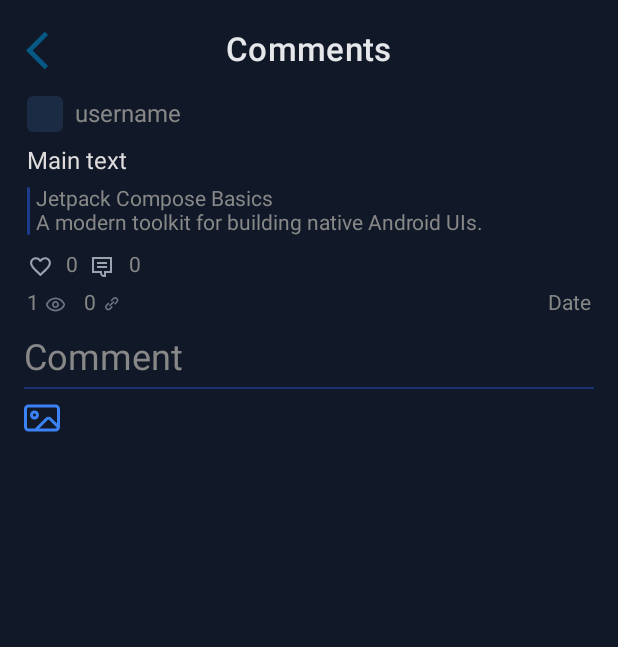
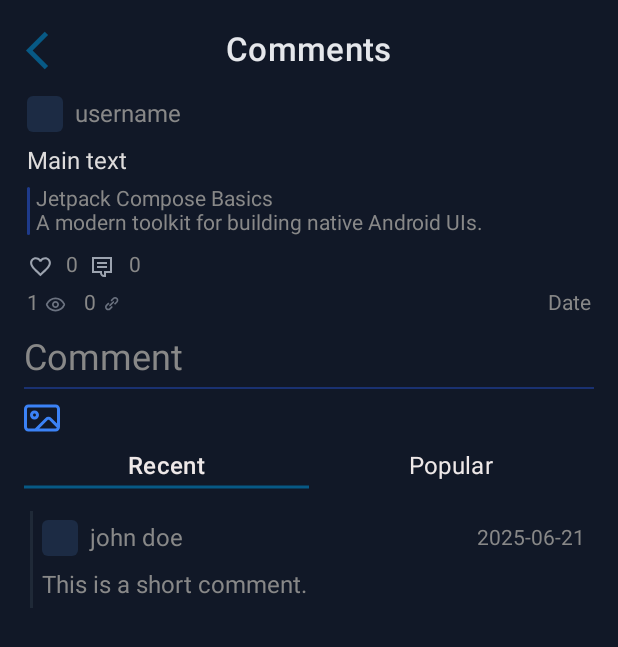
Before and after one commit to thodea/thodea-android, an Android app built with Jetpack Compose: the @Preview function ThoughtCommentsScreenPreview, on a phone screen of 412 x 824 dp. Shown: the top 647 px of the screen. Run offline under Robolectric (Android 15) with nearby library versions, the phone set to English and light mode, and no system bars.

Commit message:
[COMMENTS] + max limit of 150 char + 2 sections + display comments
To do..
- Change colors
- Add style to comment component

```diff
--- a/app/src/main/java/com/example/thodea/ui/composables/tabs/Feed.kt
+++ b/app/src/main/java/com/example/thodea/ui/composables/tabs/Feed.kt
@@ -53,12 +53,12 @@ import com.example.thodea.R
 @Preview(showBackground = true)
 @Composable
 fun FeedScreenPreview() {
-    FeedScreen(
-        navController = {} as NavController)
+    FeedScreen()
 }
 
+
 @Composable
-fun FeedScreen(navController: NavController) {
+fun FeedScreen(navController: NavController? = null) {
 
     Scaffold(
         containerColor = Color(0xFF111827) // Dark background (#111827)
@@ -83,7 +83,9 @@ fun FeedScreen(navController: NavController) {
                     username = "alice42",
                     thoughtId = "abc123",
                     //onThoughtClick = { id -> navController.navigate("comments/$id") },
-                    onThoughtClick = { navController.navigate("thought/$12") },
+                    onThoughtClick = {
+                        navController?.navigate("thought/$12")
+                    },
                     onLoveClick = { id -> println("Loved thought: $id") },
                     //onUsernameClick = { name -> navController.navigate("profile/$name") }
                     onUsernameClick = { },
--- a/app/src/main/java/com/example/thodea/ui/composables/tabs/Search.kt
+++ b/app/src/main/java/com/example/thodea/ui/composables/tabs/Search.kt
@@ -95,7 +95,13 @@ fun FirstRowLayout(
                 BasicTextField(
                     maxLines = 1,
                     value = textValue,
-                    onValueChange = onTextChange,
+                    onValueChange = {
+                        // Enforce 150-char limit and prevent manual newlines
+                        val sanitized = it.replace("\n", "")
+                        if (sanitized.length <= 150) {
+                            onTextChange(sanitized)
+                        }
+                    },
                     singleLine = true,
                     modifier = Modifier
                         .weight(1f)
--- a/app/src/main/java/com/example/thodea/ui/composables/tabs/profile/ThoughtComments.kt
+++ b/app/src/main/java/com/example/thodea/ui/composables/tabs/profile/ThoughtComments.kt
@@ -9,6 +9,7 @@ import androidx.compose.foundation.shape.RoundedCornerShape
 import androidx.compose.foundation.text.BasicTextField
 import androidx.compose.material3.*
 import androidx.compose.runtime.Composable
+import androidx.compose.runtime.LaunchedEffect
 import androidx.compose.runtime.getValue
 import androidx.compose.runtime.mutableStateOf
 import androidx.compose.runtime.remember
@@ -31,6 +32,8 @@ import androidx.compose.ui.unit.dp
 import androidx.compose.ui.unit.sp
 import com.example.thodea.R
 import com.example.thodea.ui.composables.tabs.Thought
+import kotlinx.coroutines.delay
+import kotlin.time.Duration.Companion.seconds
 
 
 @Preview(showBackground = true)
@@ -119,13 +122,33 @@ fun ThoughtCommentsRowLayout(onBack: () -> Unit,
         )
         Spacer(modifier = Modifier.height(2.dp))
 
+        var isLengthExceeded by remember { mutableStateOf(false) }
+        var showPasteError by remember { mutableStateOf(false) }
+
+        // Whenever showPasteError becomes true, auto-dismiss after 2 seconds
+        LaunchedEffect(showPasteError) {
+            if (showPasteError) {
+                delay(2.seconds)
+                showPasteError = false
+            }
+        }
+
+        LaunchedEffect(isLengthExceeded) {
+            if (isLengthExceeded) {
+                delay(2.seconds)
+                isLengthExceeded = false
+            }
+        }
+
         BasicTextField(
             value = textValue,
-            onValueChange = {
-                // Enforce 150-char limit and prevent manual newlines
-                val sanitized = it.replace("\n", "")
-                if (sanitized.length <= 150) {
+            onValueChange = { newText ->
+                val sanitized = newText.replace("\n", " ")
+                if (sanitized.length <= 150) { // Limit text input to 3000
                     onTextChange(sanitized)
+                } else {
+                    // Show error if pasted text would exceed 1000
+                    showPasteError = true
                 }
             },
             modifier = Modifier
@@ -187,6 +210,15 @@ fun ThoughtCommentsRowLayout(onBack: () -> Unit,
                     .height(24.dp)
                     .align(Alignment.CenterStart)
             )
+
+            if (isLengthExceeded || showPasteError) {
+                Text(
+                    text = "150 char limit",
+                    color = Color(0xFFBE5A5A), // text-red-500
+                    fontWeight = FontWeight.Medium,
+                    modifier = Modifier
+                )
+            }
 
             Text(
                 text = "reset",
@@ -262,5 +294,127 @@ fun ThoughtCommentsRowLayout(onBack: () -> Unit,
             }
         }
 
+        Spacer(modifier = Modifier.height(2.dp))
+
+        var selectedTab by remember { mutableStateOf("recent") }
+
+        TabSelector(selectedTab = selectedTab, selectTab = { selectedTab = it })
+
+        Comment(
+            username = "john doe",
+            date = "2025-06-21",
+            comment = "This is a short comment." // or a long one to see dynamic growth
+        )
     }
 }
+
+@Composable
+fun TabSelector(
+    selectedTab: String,
+    selectTab: (String) -> Unit
+) {
+    Row(
+        modifier = Modifier
+            .fillMaxWidth()
+            .padding(top = 8.dp, bottom = 8.dp),
+        horizontalArrangement = Arrangement.SpaceBetween
+    ) {
+        val tabs = listOf("recent", "popular")
+
+        tabs.forEach { tab ->
+            val isSelected = selectedTab == tab
+            val borderColor = if (isSelected) Color(7, 89, 133)
+            else Color.Transparent
+            val textStyle = if (isSelected) {
+                MaterialTheme.typography.bodyMedium.copy(fontWeight = FontWeight.Medium)
+            } else {
+                MaterialTheme.typography.bodyMedium
+            }
+
+            Column(
+                modifier = Modifier
+                    .weight(1f)
+                    .clickable { selectTab(tab) }
+                    .padding(bottom = 8.dp) // Adds space between text and border
+                    .drawBehind {
+                        if (isSelected) {
+                            val strokeWidth = 2.dp.toPx()
+                            val y = size.height // Bottom edge
+                            drawLine(
+                                color = borderColor,
+                                start = Offset(0f, y),
+                                end = Offset(size.width, y),
+                                strokeWidth = strokeWidth
+                            )
+                        }
+                    },
+                horizontalAlignment = Alignment.CenterHorizontally
+            ) {
+                Text(
+                    text = tab.replaceFirstChar { it.uppercase() },
+                    style = textStyle,
+                    fontSize = 16.sp,
+                    color = Color(238, 232, 232, 255),
+                    modifier = Modifier.padding(bottom = 4.dp)
+                )
+            }
+        }
+    }
+}
+
+@Composable
+fun Comment(username: String, date: String, comment: String) {
+    Box(
+        modifier = Modifier
+            .fillMaxWidth()
+            .height(IntrinsicSize.Min)
+            .padding(bottom = 8.dp)
+    ) {
+        Row(
+            modifier = Modifier
+                .fillMaxWidth()
+                .background(Color(0xFF111827)) // Background
+                .padding(start = 4.dp)
+        ) {
+            // Left border
+            Box(
+                modifier = Modifier
+                    .width(2.dp)
+                    .fillMaxHeight()
+                    .background(Color(0xFF1F2937))
+            )
+
+            Column(
+                modifier = Modifier
+                    .padding(6.dp)
+                    .fillMaxWidth()
+            ) {
+                Row(verticalAlignment = Alignment.CenterVertically) {
+                    Box(
+                        modifier = Modifier
+                            .width(24.dp)
+                            .aspectRatio(1f)
+                            .clip(RoundedCornerShape(4.dp))
+                            .background(Color(0x2260A5FA))
+                    )
+                    Text(
+                        text = username,
+                        color = Color.Gray,
+                        fontSize = 16.sp,
+                        modifier = Modifier.padding(start = 8.dp)
+                    )
+                    Spacer(modifier = Modifier.weight(1f))
+                    Text(text = date, color = Color.Gray)
+                }
+
+                Text(
+                    text = comment,
+                    color = Color.Gray,
+                    fontSize = 16.sp,
+                    modifier = Modifier.padding(top = 10.dp),
+                    softWrap = true // Wrap long comments naturally
+                )
+            }
+        }
+    }
+}
```
